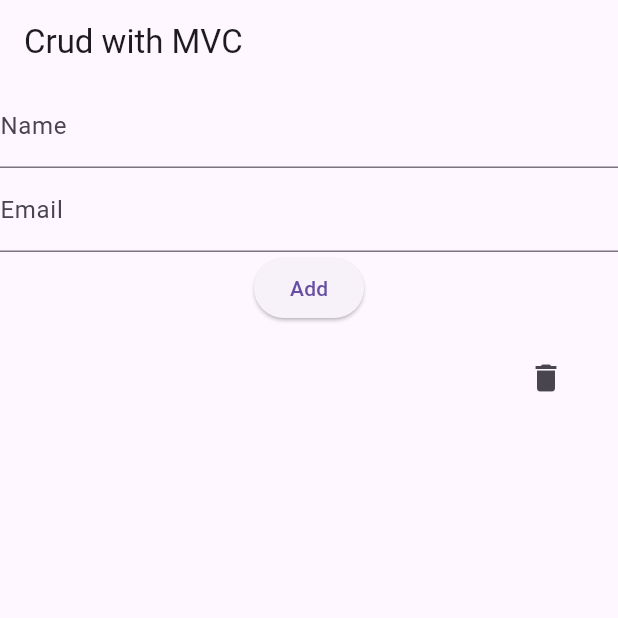
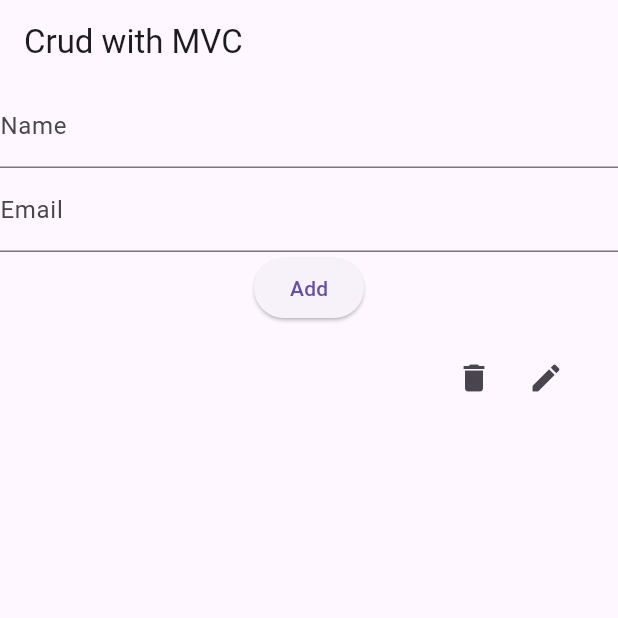
Before and after one commit to p3dru/flutter, a Flutter app: the screen it shows after launch, after a tap on "Add", on a phone screen of 412 x 824 dp, the top half of it. Run offline on Flutter 3.47's test engine with Material 3 defaults, Android fonts, the phone set to English and light mode, and no system bars.

Commit message:
Adição de explicações nos códigos

```diff
--- a/lib/controller/user.dart
+++ b/lib/controller/user.dart
@@ -1,19 +1,53 @@
 import 'dart:collection';
 import 'package:user_mvc/model/user.dart';
 
+//aqui criamos a classe que irá gerenciar os métodos da model
 class UserController {
+  /*
+  Aqui criamos uma lista/array de usuários vazios;
+  "final" é utilizado para variáveis imutáveis que podem ser
+  atribuídas depois.
+  */
   final List<User> _users = [];
 
+  /*
+  A linha abaixo, cria uma propriedade "getter" de nome users
+  que retorna uma lista imutável dos usuários armazenados na
+  variável _users.
+  "UnmodifiableListView" é uma classe Flutter que cria uma lista
+  imutável a partir de uma lista existente. A lista retornada é
+  uma cópia somente de leitura da lista original, garantindo que os
+  dados não possam ser diretamente modificados.
+  "get users", é um método que permite acessar o valor de uma variável
+  de maneira mais direta. Nesse exemplo, retorna uma lista imutável de
+  usuários.
+  "=>" é um operador que permite retornar o resultado de uma expressão
+  diretamente.
+  "=> UnmodifiableListView(_users)", aqui, basicamente está retornando
+  a lista imutável (somente leitura) para a propriedade "getter" users.
+  */
   UnmodifiableListView<User> get users => UnmodifiableListView(_users);
 
+  /*
+  aqui adicionamos um usuário à lista de usuários, utilizando o modal
+  user, criado anteriormente
+  */
   void addUser(User user) {
     _users.add(user);
   }
 
+  /*
+  aqui, excluímos o usuário com uma cláusula where exclusiva de deleção
+  Dart.
+  */
   void removeUser(String id) {
     _users.removeWhere((user) => user.id == id);
   }
 
+  /*
+  Reatribuição de valores à um usuário específico, primeiramente pesquisando
+  o id do elemento e depois, reatribuindo valores. passados.
+  */
   void updateUser(String id, String name, String email) {
     final index = _users.indexWhere((user) => user.id == id);
     if (index != -1) {
--- a/lib/main.dart
+++ b/lib/main.dart
@@ -12,30 +12,60 @@ class MyApp extends StatefulWidget {
   const MyApp({super.key});
 
   @override
+  //cria um estado que permite retornar o resultado de uma expressão diretamente
   _MyAppState createState() => _MyAppState();
 }
 
 class _MyAppState extends State<MyApp> {
+  /*
+  Cria uma instância de UserController e armazena na final _userController
+  */
   final UserController _userController = UserController();
 
   @override
   Widget build(BuildContext context) {
     return MaterialApp(
       home: Scaffold(
+        //título presente na appBar
         appBar: AppBar(title: Text('Crud with MVC')),
         body: Column(
           children: [
+            //cria um widget UseForm, passando a função e os parâmetros dela
             UserForm(onSubmit: (name, email, id) {
+              //Altera o state
               setState(() {
+                /*
+                passa os dados (id, name, email) solicitados no modal para o
+                controller (_userController), onde ele adiciona um novo usuário
+                devido chamar método ".addUser"
+                */
                 _userController.addUser(User(id: id, name: name, email: email));
               });
             }),
             Expanded(
+                //
                 child: UserListView(
+              //recebe os todos os usuários
               users: _userController.users,
+              /*
+                define o método onDelete solicitado na UserListView na linha
+                final Function(String) onDelete no arquivo user_list_view.dart
+                */
               onDelete: (id) {
                 setState(() {
+                  //exclui o usuário, baseado no id
                   _userController.removeUser(id);
+                });
+              },
+              /*
+                define o método onEdit solicitado na UserListView da view criado
+                em final Function(String, String, String) onEdit no arquivo
+                user_list_view.dart
+                */
+              onEdit: (id, name, email) {
+                setState(() {
+                  //atualiza o usuário baseado no id
+                  _userController.updateUser(id, name, email);
                 });
               },
             ))
--- a/lib/model/user.dart
+++ b/lib/model/user.dart
@@ -1,7 +1,8 @@
+//Aqui definimos apenas uma classe simples com os atributos id, name e email;
 class User {
   final String id;
   final String name;
   final String email;
-
+  //aqui é onde as "construímos"
   User({required this.id, required this.name, required this.email});
 }
--- a/lib/view/user_form.dart
+++ b/lib/view/user_form.dart
@@ -2,25 +2,47 @@ import 'package:flutter/material.dart';
 import 'package:user_mvc/model/user.dart';
 
 class UserForm extends StatefulWidget {
+  //cria uma função de nome onSubmit, que recebe 3 argumentos do tipo String
   final Function(String, String, String) onSubmit;
 
+  /*
+  cria um formulário de usuário onde passa a super.key e a função onSubmit
+  */
   const UserForm({super.key, required this.onSubmit});
 
   @override
+  /*
+  "createState()" é um método abstrato que retorna uma instância de State que é
+  usada pelo flutter para construir a interface de usuário do widget. O tipo
+  genérico state<UserForm> indica que o estado retornado por esse método é
+  específico para o widget UserForm.
+  "=> _UserFormState()", permite retornar o resultado de uma expressão
+  diretamente. Nesse caso, ele está retornando uma nova instância de
+  _UserFromState().
+  */
   State<UserForm> createState() => _UserFormState();
 }
 
 class _UserFormState extends State<UserForm> {
+  /*
+  Cria uma chave global para o formulário. GlobalKey<FromState> é usado para
+  identificar um Form widget na árvore de widgets. É útil para acessar o estado
+  do formulário de fora do widget Form, como por exemplo para validar o
+  formulário ou para obter os valores dos campos do formulário.
+  */
   final _formKey = GlobalKey<FormState>();
+  //declaração de variáveis e instância
   String _name = '';
   String _email = '';
 
   @override
   Widget build(BuildContext context) {
     return Form(
+        //a chave do widget é a do form
         key: _formKey,
         child: Column(
           children: <Widget>[
+            //cria textfields
             TextFormField(
               decoration: InputDecoration(labelText: 'Name'),
               onChanged: (value) => setState(() => _name = value),
@@ -29,9 +51,18 @@ class _UserFormState extends State<UserForm> {
               decoration: InputDecoration(labelText: 'Email'),
               onChanged: (value) => setState(() => _email = value),
             ),
+            //cria um ElevatedButton
             ElevatedButton(
               onPressed: () {
+                /*
+                verifica se o formulário é válido Se todos os campos dos
+                formulário passarem nas validações, executa o bloco if
+                */
                 if (_formKey.currentState!.validate()) {
+                  /*
+                  Função passada pelo pai para o formulário e é usado para
+                  processar os dados do formulário.
+                  */
                   widget.onSubmit(_name, _email, DateTime.now().toString());
                 }
               },
--- a/lib/view/user_list_view.dart
+++ b/lib/view/user_list_view.dart
@@ -1,26 +1,95 @@
 import 'package:flutter/material.dart';
 import 'package:user_mvc/model/user.dart';
 
+//como stateless, essa view é imutável (não dinâmico)
 class UserListView extends StatelessWidget {
+  /*
+  criamos uma lista imutável e que pode ser atribuída posteriormente de nome
+  users.
+  Lembrando que final, são constantes que podem ter valores atribuídos
+  posteriormente, mas sem reatribuição
+  */
   final List<User> users;
+  /*
+  Aqui, definimos uma Função de nome "onDelete" que recebe um argumento do
+  tipo String
+  */
   final Function(String) onDelete;
+  /*
+  Aqui, definimos uma Função de nome "onDelete" que recebe um argumento do
+  tipo String
+  */
+  final Function(String, String, String) onEdit;
 
-  const UserListView({super.key, required this.users, required this.onDelete});
+  /*
+  Aqui, definimos os parâmetros do construtor do widget, onde "super.key" é a
+  chave do widget que é passada para o construtor da classe pai.
+  "require this.users" define a propriedade users que é uma lista de objetos
+  user que o widget UserListView usará para exibir os usuários (e pelo fato de
+  ser "required", é obrigatória).
+  "require this.onDelete" define uma propriedade onDelete (obrigatória,
+  pelo "required"), que é uma função callback que será chamada quando o usuário
+  solicitar a exclusão de um item na lista.
+  "require this.onEdit", mesmo caso da propriedade onDelete, mas que nesse caso
+  irá editar o item na lista.
+  */
+  const UserListView(
+      {super.key,
+      required this.users,
+      required this.onDelete,
+      required this.onEdit});
 
   @override
+  //construímos a interface do usuário do widget
   Widget build(BuildContext context) {
+    /*
+    cria uma lista de items eficiente construindo apenas os items que estão
+    visíveis atualmente na tela, evitando o consumo de recursos (processamento)
+    desnecessario.
+    */
     return ListView.builder(
+      //propriedade que especifica o número de itens na lista
       itemCount: users.length,
+      /*
+      função chamada para cada item na lista, dentro da função, definimos
+      como cada item deve ser construído
+      */
       itemBuilder: (context, index) {
+        //obtém o usuário atual usando o index
         final user = users[index];
+        /*
+        ListTile é um widget que representa um item de lista como um título,
+        subtítulo e um ícone de ação
+        */
         return ListTile(
-          title: Text(user.email),
-          subtitle: Text(user.email),
-          trailing: IconButton(
-            icon: Icon(Icons.delete),
-            onPressed: () => onDelete(user.id),
-          ),
-        );
+            //define os atributos a serem exibidos
+            title: Text(user.email),
+            subtitle: Text(user.email),
+            /*
+          adiciona um botão de ícone no final do ListTile que chama a função
+          onDelete passada como argumento.
+          */
+            trailing: Row(
+              mainAxisSize: MainAxisSize.min,
+              children: <Widget>[
+                IconButton(
+                  icon: Icon(Icons.delete),
+                  /*
+                  aciona a função onDelete quando pressionado passando id do
+                  user como parâmetro
+                  */
+                  onPressed: () => onDelete(user.id),
+                ),
+                IconButton(
+                  icon: Icon(Icons.edit),
+                  /*
+                  aciona a função onEdit quando pressionado passando id do user
+                  como parâmetro
+                  */
+                  onPressed: () => onEdit(user.id, user.name, user.email),
+                )
+              ],
+            ));
       },
     );
   }
```
